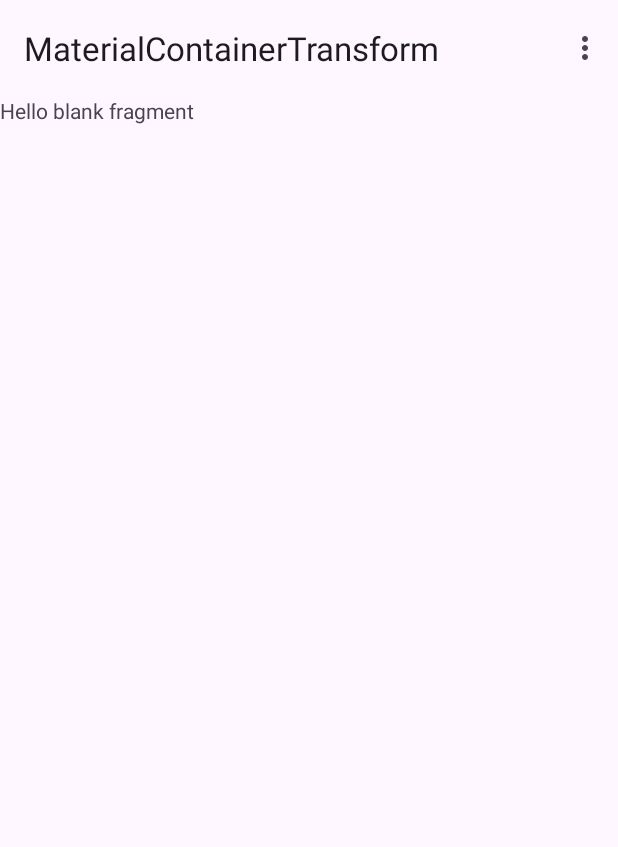
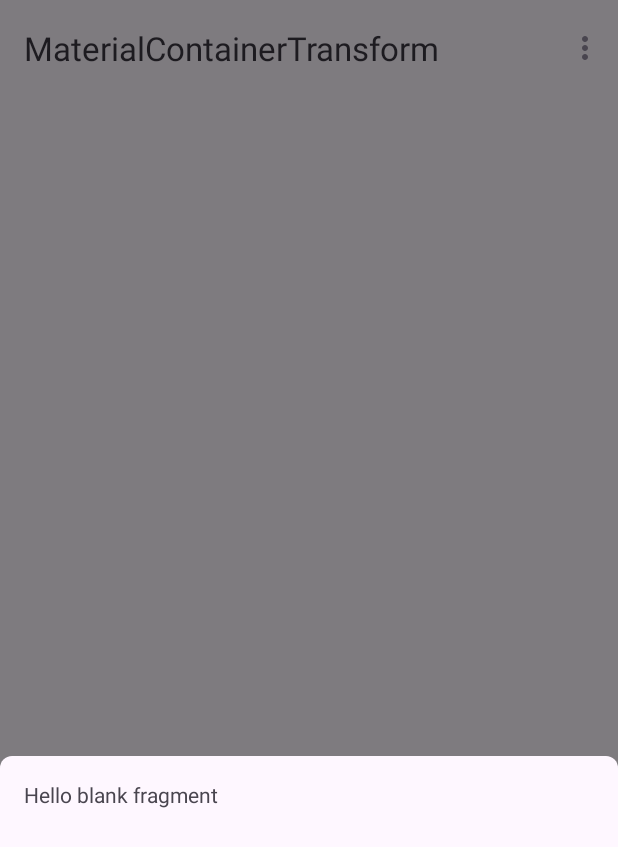
Before and after one commit to AfzalivE/MaterialContainerTransform, an Android app: the screen it shows after launch (MainActivity), after a tap on an icon or button, on a phone screen of 412 x 824 dp. Shown: the top 847 px of the screen. Run offline under Robolectric (Android 15) with nearby library versions, the phone set to English and light mode, and no system bars; our stand-ins replace navigation-ui.

Commit message:
Setup scrim, smaller second fragment, fix colors and shape for return

```diff
--- /dev/null
+++ b/app/src/main/java/com/afzaln/materialcontainertransform/ContextExt.kt
@@ -0,0 +1,20 @@
+package com.afzaln.materialcontainertransform
+
+import android.content.Context
+import android.graphics.Color
+import androidx.annotation.AttrRes
+import androidx.annotation.ColorInt
+
+/**
+ * Retrieve a color from the current [android.content.res.Resources.Theme].
+ */
+@ColorInt
+fun Context.themeColor(
+    @AttrRes themeAttrId: Int
+): Int {
+    return obtainStyledAttributes(
+        intArrayOf(themeAttrId)
+    ).use {
+        it.getColor(0, Color.MAGENTA)
+    }
+}
--- a/app/src/main/java/com/afzaln/materialcontainertransform/FirstFragment.kt
+++ b/app/src/main/java/com/afzaln/materialcontainertransform/FirstFragment.kt
@@ -12,6 +12,7 @@ import androidx.navigation.fragment.findNavController
 import com.afzaln.materialcontainertransform.databinding.FragmentFirstBinding
 import com.google.android.material.transition.MaterialContainerTransform
 import com.google.android.material.transition.MaterialContainerTransform.ProgressThresholds
+import com.google.android.material.transition.MaterialSharedAxis
 
 /**
  * A simple [Fragment] subclass as the default destination in the navigation.
@@ -55,6 +56,9 @@ class FirstFragment : Fragment() {
         }
 
         binding.fab.setOnClickListener {
+            exitTransition = MaterialSharedAxis(MaterialSharedAxis.Z, false)
+            reenterTransition = MaterialSharedAxis(MaterialSharedAxis.Z, true)
+
             findNavController()
                 .navigate(
                     R.id.action_FirstFragment_to_SecondFragment,
--- a/app/src/main/java/com/afzaln/materialcontainertransform/SecondFragment.kt
+++ b/app/src/main/java/com/afzaln/materialcontainertransform/SecondFragment.kt
@@ -4,9 +4,11 @@ import android.os.Bundle
 import android.view.LayoutInflater
 import android.view.View
 import android.view.ViewGroup
-import androidx.activity.viewModels
 import androidx.fragment.app.Fragment
 import androidx.fragment.app.activityViewModels
+import androidx.transition.Transition
+import androidx.transition.TransitionListenerAdapter
+import com.google.android.material.shape.ShapeAppearanceModel
 import com.google.android.material.transition.MaterialContainerTransform
 
 class SecondFragment : Fragment() {
@@ -16,15 +18,19 @@ class SecondFragment : Fragment() {
     override fun onCreateView(
         inflater: LayoutInflater, container: ViewGroup?,
         savedInstanceState: Bundle?
-    ): View? {
-        // Inflate the layout for this fragment
-        return inflater.inflate(R.layout.fragment_second, container, false)
-    }
+    ): View = inflater.inflate(R.layout.fragment_second, container, false)
 
     override fun onViewCreated(view: View, savedInstanceState: Bundle?) {
         super.onViewCreated(view, savedInstanceState)
 
         val thresholdsState = viewModel.thresholdsState.value!!
+
+        // Shape of the quick add container. In API 24, it's possible to obtain this from the
+        // background drawable itself but minSdk is 23 right now.
+        val containerShape = ShapeAppearanceModel.builder()
+            .setTopLeftCornerSize(resources.getDimension(R.dimen.second_container_radius))
+            .setTopRightCornerSize(resources.getDimension(R.dimen.second_container_radius))
+            .build()
 
         sharedElementEnterTransition = MaterialContainerTransform().apply {
             fadeMode = MaterialContainerTransform.FADE_MODE_CROSS
@@ -32,15 +38,38 @@ class SecondFragment : Fragment() {
             scaleMaskProgressThresholds = thresholdsState.scaleMaskProgressThresholds
             scaleProgressThresholds = thresholdsState.scaleProgressThresholds
             shapeMaskProgressThresholds = thresholdsState.shapeMaskProgressThresholds
+            endShapeAppearanceModel = containerShape
+            scrimColor = requireContext().resources.getColor(R.color.background_dark_transparent)
+            endContainerColor = requireContext().resources.getColor(R.color.background_dark_transparent)
+            addListener(object: TransitionListenerAdapter() {
+                override fun onTransitionEnd(transition: Transition) {
+                    super.onTransitionEnd(transition)
+                    view.setBackgroundResource(R.color.background_dark_transparent)
+                    requireActivity().findViewById<View>(R.id.appbar)
+                        .setBackgroundResource(R.color.background_dark_transparent)
+
+                }
+            })
+        }
+
+        sharedElementReturnTransition = MaterialContainerTransform().apply {
+            this.transitionDirection = MaterialContainerTransform.TRANSITION_DIRECTION_RETURN
+            fadeMode = MaterialContainerTransform.FADE_MODE_CROSS
+            fadeProgressThresholds = thresholdsState.fadeProgressThresholds
+            scaleMaskProgressThresholds = thresholdsState.scaleMaskProgressThresholds
+            scaleProgressThresholds = thresholdsState.scaleProgressThresholds
+            shapeMaskProgressThresholds = thresholdsState.shapeMaskProgressThresholds
+            scrimColor = requireContext().resources.getColor(R.color.background_dark_transparent)
+            endContainerColor = requireContext().resources.getColor(R.color.fab)
+            addListener(object: TransitionListenerAdapter() {
+                override fun onTransitionStart(transition: Transition) {
+                    super.onTransitionStart(transition)
+                    view.setBackgroundResource(R.color.white)
+                    requireActivity().findViewById<View>(R.id.appbar)
+                        .setBackgroundResource(R.color.white)
+
+                }
+            })
         }
     }
-
-    companion object {
-        /**
-         * Use this factory method to create a new instance of
-         * this fragment using the provided parameters.
-         */
-        @JvmStatic
-        fun newInstance() = SecondFragment()
-    }
 }
--- /dev/null
+++ b/app/src/main/res/drawable/rounded_background.xml
@@ -0,0 +1,12 @@
+<?xml version="1.0" encoding="UTF-8"?>
+<shape xmlns:android="http://schemas.android.com/apk/res/android">
+
+    <solid android:color="?attr/colorSurface" />
+
+    <corners
+        android:bottomLeftRadius="0dp"
+        android:bottomRightRadius="0dp"
+        android:topLeftRadius="8dp"
+        android:topRightRadius="8dp" />
+
+</shape>
--- a/app/src/main/res/layout/activity_main.xml
+++ b/app/src/main/res/layout/activity_main.xml
@@ -8,6 +8,7 @@
     tools:context=".MainActivity">
 
     <com.google.android.material.appbar.AppBarLayout
+        android:id="@+id/appbar"
         android:layout_width="match_parent"
         android:layout_height="wrap_content"
         android:fitsSystemWindows="true">
--- a/app/src/main/res/layout/fragment_second.xml
+++ b/app/src/main/res/layout/fragment_second.xml
@@ -3,13 +3,23 @@
     xmlns:tools="http://schemas.android.com/tools"
     android:layout_width="match_parent"
     android:layout_height="match_parent"
-    android:transitionName="@string/second_transition_name"
     tools:context=".SecondFragment">
 
-    <!-- TODO: Update blank fragment layout -->
-    <TextView
+    <FrameLayout
+        android:id="@+id/second_container"
         android:layout_width="match_parent"
-        android:layout_height="match_parent"
-        android:text="@string/hello_blank_fragment" />
+        android:layout_height="320dp"
+        android:layout_gravity="bottom"
+        android:background="@drawable/rounded_background"
+        android:padding="16dp"
+        android:transitionName="@string/second_transition_name">
+
+        <!-- TODO: Update blank fragment layout -->
+        <TextView
+            android:layout_width="match_parent"
+            android:layout_height="match_parent"
+            android:text="@string/hello_blank_fragment" />
+
+    </FrameLayout>
 
 </FrameLayout>
--- a/app/src/main/res/values/colors.xml
+++ b/app/src/main/res/values/colors.xml
@@ -2,4 +2,7 @@
 <resources>
     <color name="black">#FF000000</color>
     <color name="white">#FFFFFFFF</color>
+
+    <color name="fab">#FFEADDFF</color>
+    <color name="background_dark_transparent">#80000000</color>
 </resources>
--- a/app/src/main/res/values/dimens.xml
+++ b/app/src/main/res/values/dimens.xml
@@ -1,3 +1,4 @@
 <resources>
     <dimen name="fab_margin">16dp</dimen>
+    <dimen name="second_container_radius">8dp</dimen>
 </resources>
```
